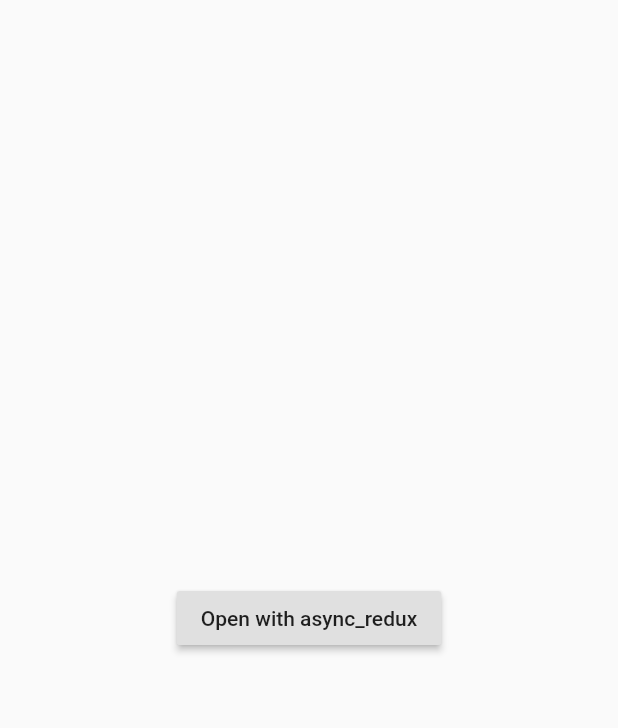
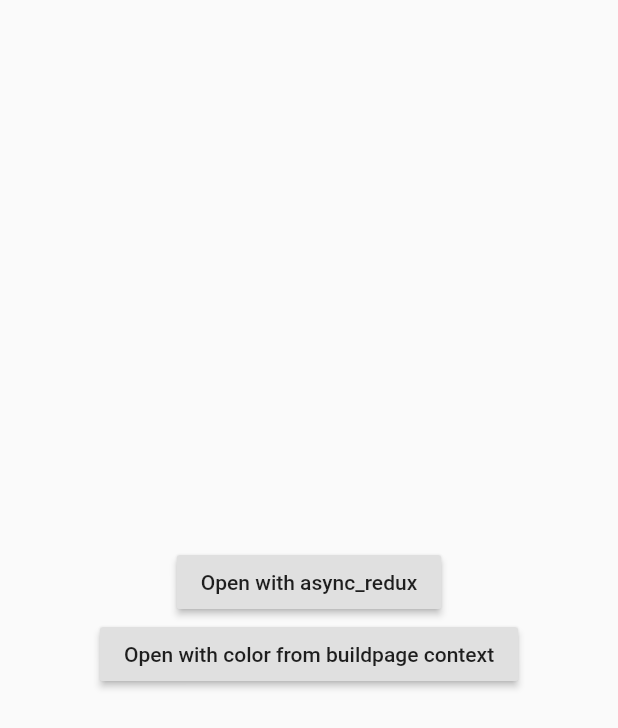
Before and after one commit to unknownconstant/flutter_modalroute_demo, a Flutter app: the screen it shows after launch, on a phone screen of 412 x 824 dp. Shown: the top 728 px of the screen. Run offline on Flutter 3.47's test engine with Material 2 defaults, Android fonts, the phone set to English and light mode, and no system bars; our stand-ins replace async_redux.

Commit message:
Additional button to demo bug

```diff
--- a/lib/main.dart
+++ b/lib/main.dart
@@ -42,12 +42,13 @@ class MyApp extends StatelessWidget {
 }
 class MyHomePage extends StatelessWidget {
   final VoidCallback dispatchModal;
+  final VoidCallback openColorFromBuild;
 
   handleButton(){
     dispatchModal();
   }
 
-  const MyHomePage({Key key, @required this.dispatchModal}) : super(key: key);
+  const MyHomePage({Key key, @required this.dispatchModal, this.openColorFromBuild}) : super(key: key);
 
   @override
   build(BuildContext context){
@@ -60,6 +61,10 @@ class MyHomePage extends StatelessWidget {
               onPressed: handleButton,
               child: Text('Open with async_redux'),
             ),
+            RaisedButton(
+              onPressed: openColorFromBuild,
+              child: Text('Open with color from buildpage context'),
+              )
           ]
         ),
       ),
@@ -74,6 +79,7 @@ class MyHomePageConnected extends StatelessWidget {
       builder: (BuildContext context, MyHomePageViewModel vm){
         return MyHomePage(
           dispatchModal: vm.openModalFunction,
+          openColorFromBuild: vm.openColorFromBuild,
         );
       },
     );
@@ -84,15 +90,18 @@ class MyHomePageConnected extends StatelessWidget {
 class MyHomePageViewModel extends BaseModel<AppState> {
   MyHomePageViewModel();
   VoidCallback openModalFunction;
+  VoidCallback openColorFromBuild;
   VoidCallback closeModalFunction;
 
   MyHomePageViewModel.build({
     this.openModalFunction,
+    this.openColorFromBuild,
     this.closeModalFunction,
   }) : super();
   @override
   fromStore() => MyHomePageViewModel.build(
     openModalFunction: () => dispatch(ActionOpenModal()),
+    openColorFromBuild: () => dispatch(ActionOpenModalColorFromContext()),
     closeModalFunction: () => dispatch(ActionCloseModal())
   );
 
@@ -102,8 +111,17 @@ class ActionOpenModal extends ReduxAction<AppState> {
   ActionOpenModal();
   @override
   AppState reduce() {
+    dispatch(NavigateAction.push(Popup(false)));
+    return null;
+  }
+}
+
+class ActionOpenModalColorFromContext extends ReduxAction<AppState> {
+  ActionOpenModalColorFromContext();
+  @override
+  AppState reduce() {
     Color c = Theme.of(navigatorKey.currentContext).backgroundColor;
-    dispatch(NavigateAction.push(Popup()));
+    dispatch(NavigateAction.push(Popup(true)));
     return null;
   }
 }
--- a/lib/popup.dart
+++ b/lib/popup.dart
@@ -7,9 +7,11 @@ import 'AppState.dart';
 import 'main.dart';
 
 class Popup extends ModalRoute{
-  Popup(); //// Color passed into constructor from caller which has access to context.
+  final bool colorFromContext;
+  Color color;
+  Popup(this.colorFromContext); //// Color passed into constructor from caller which has access to context.
   @override
-  Color get barrierColor => Theme.of(navigatorKey.currentContext).backgroundColor;
+  Color get barrierColor => colorFromContext ? color : Theme.of(navigatorKey.currentContext).backgroundColor;
 
   @override
   bool get barrierDismissible => true;
@@ -18,7 +20,12 @@ class Popup extends ModalRoute{
   String get barrierLabel => null;
 
   @override
-  Widget buildPage(BuildContext context, Animation<double> animation, Animation<double> secondaryAnimation) => PopupPageConnected();
+  Widget buildPage(BuildContext context, Animation<double> animation, Animation<double> secondaryAnimation) {
+    if(colorFromContext) {
+      color = Theme.of(context).backgroundColor;
+    }
+    return PopupPageConnected();
+  }
   @override
   bool get maintainState => false;
 
```
